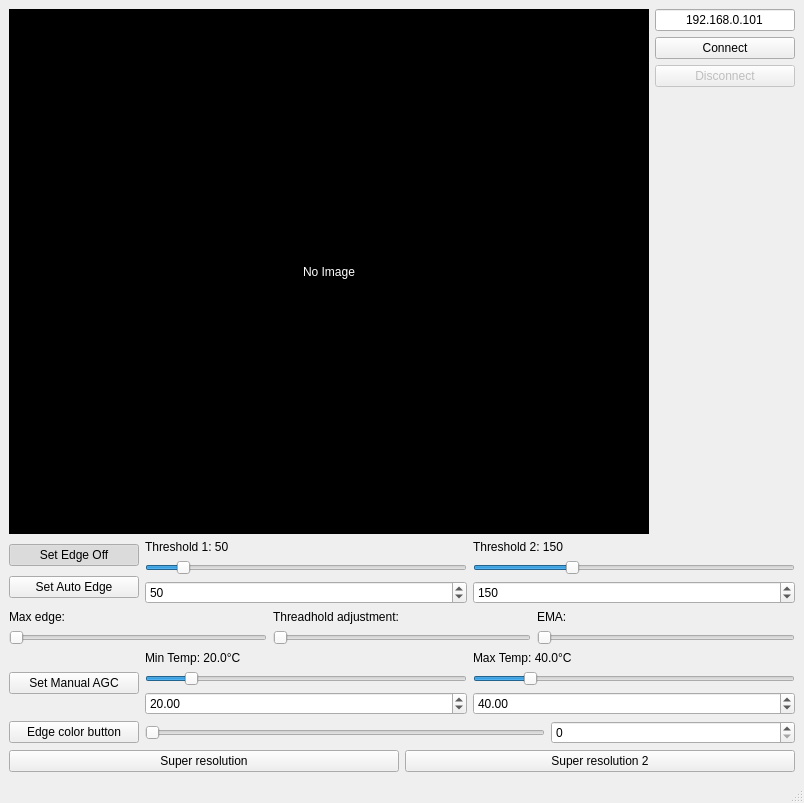
Qt form thermal_viewer.ui (sue9010/NEW_THERMALaNALYZER) before a commit.
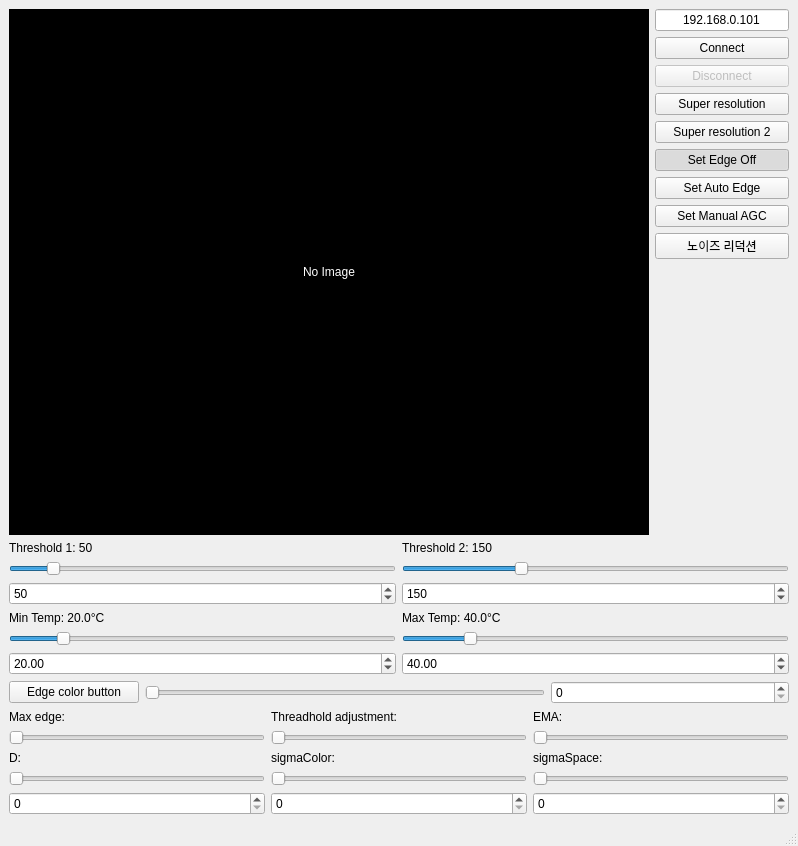
The same form after that commit.

Commit message: noise reduction filter 적용

Patch:
```diff
--- a/thermal_viewer.ui
+++ b/thermal_viewer.ui
@@ -6,8 +6,8 @@
    <rect>
     <x>0</x>
     <y>0</y>
-    <width>804</width>
-    <height>803</height>
+    <width>798</width>
+    <height>846</height>
    </rect>
   </property>
   <property name="windowTitle">
@@ -65,6 +65,78 @@
           </property>
          </widget>
         </item>
+        <item>
+         <widget class="QPushButton" name="super_resolution_button">
+          <property name="text">
+           <string>Super resolution</string>
+          </property>
+         </widget>
+        </item>
+        <item>
+         <widget class="QPushButton" name="super_resolution_button2">
+          <property name="text">
+           <string>Super resolution 2</string>
+          </property>
+         </widget>
+        </item>
+        <item>
+         <widget class="QPushButton" name="edge_mode_button">
+          <property name="minimumSize">
+           <size>
+            <width>130</width>
+            <height>0</height>
+           </size>
+          </property>
+          <property name="text">
+           <string>Set Edge Off</string>
+          </property>
+          <property name="checkable">
+           <bool>true</bool>
+          </property>
+          <property name="checked">
+           <bool>true</bool>
+          </property>
+         </widget>
+        </item>
+        <item>
+         <widget class="QPushButton" name="edge_auto_manual_button">
+          <property name="minimumSize">
+           <size>
+            <width>130</width>
+            <height>0</height>
+           </size>
+          </property>
+          <property name="text">
+           <string>Set Auto Edge</string>
+          </property>
+          <property name="checkable">
+           <bool>true</bool>
+          </property>
+         </widget>
+        </item>
+        <item>
+         <widget class="QPushButton" name="agc_mode_button">
+          <property name="minimumSize">
+           <size>
+            <width>130</width>
+            <height>0</height>
+           </size>
+          </property>
+          <property name="text">
+           <string>Set Manual AGC</string>
+          </property>
+          <property name="checkable">
+           <bool>true</bool>
+          </property>
+         </widget>
+        </item>
+        <item>
+         <widget class="QPushButton" name="bilateral_filter_button">
+          <property name="text">
+           <string>노이즈 리덕션</string>
+          </property>
+         </widget>
+        </item>
         <item>
          <spacer name="verticalSpacer">
           <property name="orientation">
@@ -85,43 +157,7 @@
     <item>
      <layout class="QHBoxLayout" name="edge_layout">
       <item>
-       <layout class="QVBoxLayout" name="edge_buttons_layout">
-        <item>
-         <widget class="QPushButton" name="edge_mode_button">
-          <property name="minimumSize">
-           <size>
-            <width>130</width>
-            <height>0</height>
-           </size>
-          </property>
-          <property name="text">
-           <string>Set Edge Off</string>
-          </property>
-          <property name="checkable">
-           <bool>true</bool>
-          </property>
-          <property name="checked">
-           <bool>true</bool>
-          </property>
-         </widget>
-        </item>
-        <item>
-         <widget class="QPushButton" name="edge_auto_manual_button">
-          <property name="minimumSize">
-           <size>
-            <width>130</width>
-            <height>0</height>
-           </size>
-          </property>
-          <property name="text">
-           <string>Set Auto Edge</string>
-          </property>
-          <property name="checkable">
-           <bool>true</bool>
-          </property>
-         </widget>
-        </item>
-       </layout>
+       <layout class="QVBoxLayout" name="edge_buttons_layout"/>
       </item>
       <item>
        <layout class="QVBoxLayout" name="t1_layout">
@@ -193,70 +229,8 @@
       </item>
      </layout>
     </item>
-    <item>
-     <layout class="QGridLayout" name="gridLayout">
-      <item row="1" column="2">
-       <widget class="QSlider" name="ema_alpha_slider">
-        <property name="orientation">
-         <enum>Qt::Horizontal</enum>
-        </property>
-       </widget>
-      </item>
-      <item row="1" column="0">
-       <widget class="QSlider" name="max_edge_slider">
-        <property name="orientation">
-         <enum>Qt::Horizontal</enum>
-        </property>
-       </widget>
-      </item>
-      <item row="1" column="1">
-       <widget class="QSlider" name="threshold_adjustment_step_slider">
-        <property name="orientation">
-         <enum>Qt::Horizontal</enum>
-        </property>
-       </widget>
-      </item>
-      <item row="0" column="0">
-       <widget class="QLabel" name="max_edge_label">
-        <property name="text">
-         <string>Max edge: </string>
-        </property>
-       </widget>
-      </item>
-      <item row="0" column="1">
-       <widget class="QLabel" name="threshold_adjustment_step_label">
-        <property name="text">
-         <string>Threadhold adjustment: </string>
-        </property>
-       </widget>
-      </item>
-      <item row="0" column="2">
-       <widget class="QLabel" name="ema_alpha_label">
-        <property name="text">
-         <string>EMA: </string>
-        </property>
-       </widget>
-      </item>
-     </layout>
-    </item>
     <item>
      <layout class="QHBoxLayout" name="agc_layout">
-      <item>
-       <widget class="QPushButton" name="agc_mode_button">
-        <property name="minimumSize">
-         <size>
-          <width>130</width>
-          <height>0</height>
-         </size>
-        </property>
-        <property name="text">
-         <string>Set Manual AGC</string>
-        </property>
-        <property name="checkable">
-         <bool>true</bool>
-        </property>
-       </widget>
-      </item>
       <item>
        <layout class="QVBoxLayout" name="agc_min_layout">
         <item>
@@ -379,20 +353,103 @@
      </layout>
     </item>
     <item>
-     <layout class="QHBoxLayout" name="horizontalLayout_2">
-      <item>
-       <widget class="QPushButton" name="super_resolution_button">
+     <layout class="QGridLayout" name="gridLayout">
+      <item row="1" column="2">
+       <widget class="QSlider" name="ema_alpha_slider">
+        <property name="orientation">
+         <enum>Qt::Horizontal</enum>
+        </property>
+       </widget>
+      </item>
+      <item row="1" column="0">
+       <widget class="QSlider" name="max_edge_slider">
+        <property name="orientation">
+         <enum>Qt::Horizontal</enum>
+        </property>
+       </widget>
+      </item>
+      <item row="1" column="1">
+       <widget class="QSlider" name="threshold_adjustment_step_slider">
+        <property name="orientation">
+         <enum>Qt::Horizontal</enum>
+        </property>
+       </widget>
+      </item>
+      <item row="0" column="0">
+       <widget class="QLabel" name="max_edge_label">
         <property name="text">
-         <string>Super resolution</string>
+         <string>Max edge: </string>
         </property>
        </widget>
       </item>
-      <item>
-       <widget class="QPushButton" name="super_resolution_button2">
+      <item row="0" column="1">
+       <widget class="QLabel" name="threshold_adjustment_step_label">
         <property name="text">
-         <string>Super resolution 2</string>
+         <string>Threadhold adjustment: </string>
         </property>
        </widget>
+      </item>
+      <item row="0" column="2">
+       <widget class="QLabel" name="ema_alpha_label">
+        <property name="text">
+         <string>EMA: </string>
+        </property>
+       </widget>
+      </item>
+     </layout>
+    </item>
+    <item>
+     <layout class="QGridLayout" name="noise_reduection_layout">
+      <item row="1" column="1">
+       <widget class="QSlider" name="bilateral_sigma_color_slider">
+        <property name="orientation">
+         <enum>Qt::Horizontal</enum>
+        </property>
+       </widget>
+      </item>
+      <item row="1" column="2">
+       <widget class="QSlider" name="bilateral_sigma_space_slider">
+        <property name="orientation">
+         <enum>Qt::Horizontal</enum>
+        </property>
+       </widget>
+      </item>
+      <item row="0" column="2">
+       <widget class="QLabel" name="bilateral_sigma_space_label">
+        <property name="text">
+         <string>sigmaSpace:</string>
+        </property>
+       </widget>
+      </item>
+      <item row="1" column="0">
+       <widget class="QSlider" name="bilateral_d_slider">
+        <property name="orientation">
+         <enum>Qt::Horizontal</enum>
+        </property>
+       </widget>
+      </item>
+      <item row="0" column="1">
+       <widget class="QLabel" name="bilateral_sigma_color_label">
+        <property name="text">
+         <string>sigmaColor:</string>
+        </property>
+       </widget>
+      </item>
+      <item row="0" column="0">
+       <widget class="QLabel" name="bilateral_d_label">
+        <property name="text">
+         <string>D:</string>
+        </property>
+       </widget>
+      </item>
+      <item row="2" column="0">
+       <widget class="QSpinBox" name="bilateral_d_spinbox"/>
+      </item>
+      <item row="2" column="1">
+       <widget class="QSpinBox" name="bilateral_sigma_color_spinbox"/>
+      </item>
+      <item row="2" column="2">
+       <widget class="QSpinBox" name="bilateral_sigma_space_spinbox"/>
       </item>
      </layout>
     </item>
```
Left out of the diff: 2 changed lines with no effect on the pictures. The commit also changes 2 other files.
